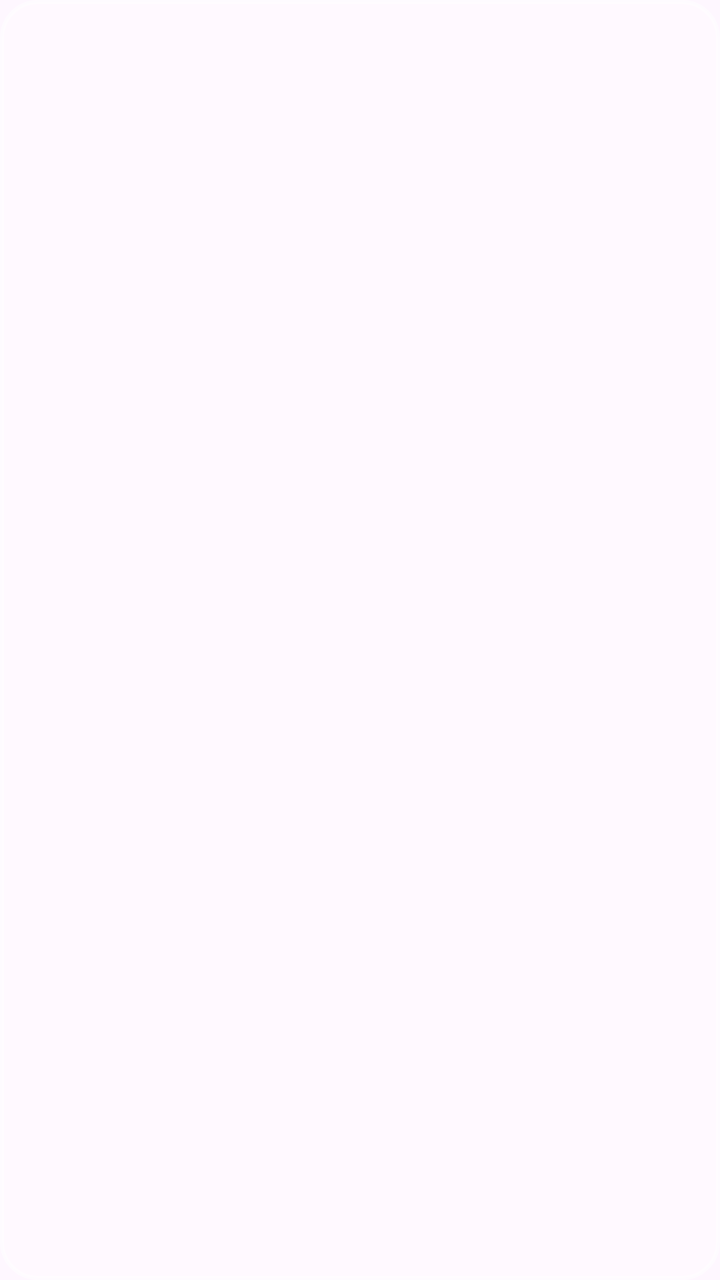
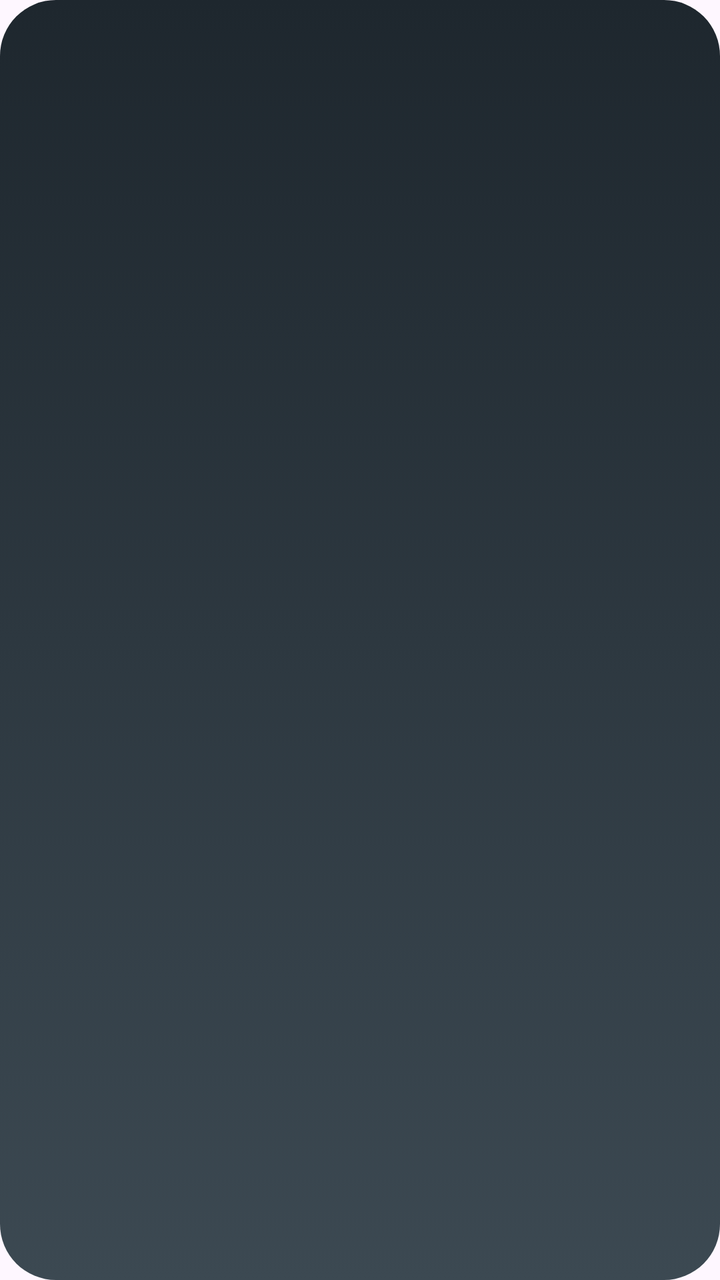

The first picture is an Android layout as it rendered before a commit; the second is the same layout after the commit. The layout source and the unified diff follow.
<!-- AndroidManifest.xml: application theme Theme.SmartAttendanceStudent -->
<!-- res/layout/item_attendance_row.xml -->
<?xml version="1.0" encoding="utf-8"?>
<LinearLayout xmlns:android="http://schemas.android.com/apk/res/android"
    android:orientation="horizontal"
    android:padding="12dp"
    android:background="@drawable/rounded_card"
    android:layout_width="match_parent"
    android:layout_height="wrap_content">

    <TextView
        android:id="@+id/tvDate"
        android:layout_width="0dp"
        android:layout_height="wrap_content"
        android:layout_weight="1"
        android:textColor="@android:color/white"
        android:textSize="14sp" />

    <TextView
        android:id="@+id/tvStatus"
        android:layout_width="0dp"
        android:layout_height="wrap_content"
        android:gravity="end"
        android:layout_weight="1"
        android:textColor="@android:color/white"
        android:textSize="14sp" />
</LinearLayout>
<!-- resources referenced by this layout -->
<resources>
  <!-- drawable rounded_card (drawable) -->
  <?xml version="1.0" encoding="utf-8"?>
  <shape xmlns:android="http://schemas.android.com/apk/res/android"
      android:shape="rectangle">
  
      
      <solid android:color="#40FFFFFF" />
  
      
      <stroke
          android:width="2dp"
          android:color="#80FFFFFF" />
  
      <corners android:radius="18dp" />
  
      
      <padding
          android:left="16dp"
          android:top="16dp"
          android:right="16dp"
          android:bottom="16dp"/>
  </shape>
  <style name="Theme.SmartAttendanceStudent" parent="Base.Theme.SmartAttendanceStudent" />
  <style name="Base.Theme.SmartAttendanceStudent" parent="Theme.Material3.DayNight.NoActionBar">
          
          
         <item name="colorPrimary">@color/card_dark</item>
  
  
      </style>
  <color name="card_dark">#8000241B</color>
</resources>

<!-- the commit's change to res/layout/item_attendance_row.xml (unified diff, before → after) -->
@@ -2,7 +2,7 @@
 <LinearLayout xmlns:android="http://schemas.android.com/apk/res/android"
     android:orientation="horizontal"
     android:padding="12dp"
-    android:background="@drawable/rounded_card"
+    android:background="@drawable/btn_green"
     android:layout_width="match_parent"
     android:layout_height="wrap_content">
 
@@ -11,7 +11,7 @@
         android:layout_width="0dp"
         android:layout_height="wrap_content"
         android:layout_weight="1"
-        android:textColor="@android:color/white"
+        android:textColor="@color/text_light"
         android:textSize="14sp" />
 
     <TextView
@@ -20,6 +20,6 @@
         android:layout_height="wrap_content"
         android:gravity="end"
         android:layout_weight="1"
-        android:textColor="@android:color/white"
+        android:textColor="@color/text_light"
         android:textSize="14sp" />
 </LinearLayout>
<!-- resource entries referenced after the edit -->
@@ -1,27 +1,31 @@
 <!-- resources referenced by this layout -->
 <resources>
-  <!-- drawable rounded_card (drawable) -->
+  <color name="text_light">#E7FDF7</color>
+  <!-- drawable btn_green (drawable) -->
   <?xml version="1.0" encoding="utf-8"?>
-  <shape xmlns:android="http://schemas.android.com/apk/res/android"
-      android:shape="rectangle">
+  <selector xmlns:android="http://schemas.android.com/apk/res/android">
   
-      
-      <solid android:color="#40FFFFFF" />
+      <item android:state_pressed="true">
+          <shape android:shape="rectangle">
+              <gradient
+                  android:startColor="#2F3A43"
+                  android:endColor="#1C2329"
+                  android:angle="90"/>
+              <corners android:radius="28dp"/>
+          </shape>
+      </item>
   
-      
-      <stroke
-          android:width="2dp"
-          android:color="#80FFFFFF" />
+      <item>
+          <shape android:shape="rectangle">
+              <gradient
+                  android:startColor="#3C4952"
+                  android:endColor="#1E272E"
+                  android:angle="90"/>
+              <corners android:radius="28dp"/>
+          </shape>
+      </item>
   
-      <corners android:radius="18dp" />
-  
-      
-      <padding
-          android:left="16dp"
-          android:top="16dp"
-          android:right="16dp"
-          android:bottom="16dp"/>
-  </shape>
+  </selector>
   <style name="Theme.SmartAttendanceStudent" parent="Base.Theme.SmartAttendanceStudent" />
   <style name="Base.Theme.SmartAttendanceStudent" parent="Theme.Material3.DayNight.NoActionBar">
           
@@ -30,6 +34,6 @@
   
   
       </style>
-  <color name="card_dark">#8000241B</color>
+  <color name="card_dark">#00695C</color>
 </resources>
 
